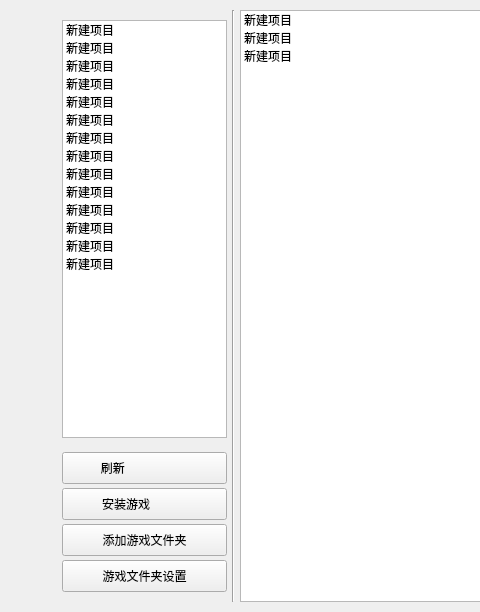
The window that UI/MainWindow/MainWindow.ui (SkyWorldStudio/Minecraft-Optimal-Starter_3) describes before a commit, drawn with Qt 5; both pictures show x 0 to 480 and y 0 to 612 of the 1168 by 612 pixel window.
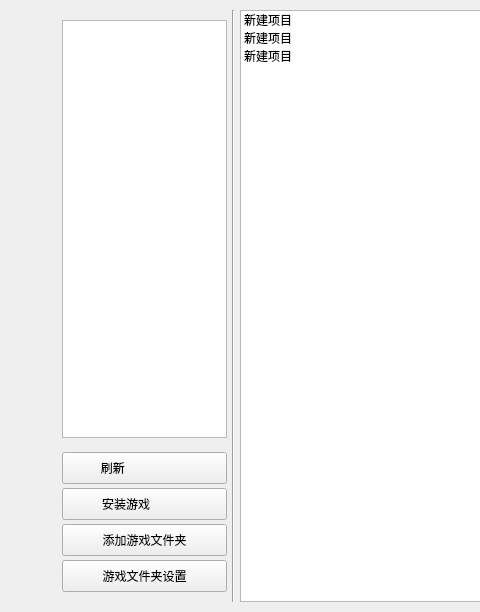
The same window after the commit. The open tabs and pages were chosen to show the change. Icons and pictures are not drawn. Custom widgets are drawn as their Qt base class.

Diff of the .ui file:
```diff
--- a/UI/MainWindow/MainWindow.ui
+++ b/UI/MainWindow/MainWindow.ui
@@ -1257,77 +1257,73 @@
                        <number>10</number>
                       </property>
                       <item>
+                       <widget class="QStackedWidget" name="stackedWidget_page_home_game_left">
+                        <property name="currentIndex">
+                         <number>0</number>
+                        </property>
+                        <widget class="QWidget" name="page_page_home_game_left_1">
+                         <layout class="QHBoxLayout" name="horizontalLayout_11">
+                          <property name="spacing">
+                           <number>0</number>
+                          </property>
+                          <property name="leftMargin">
+                           <number>0</number>
+                          </property>
+                          <property name="topMargin">
+                           <number>0</number>
+                          </property>
+                          <property name="rightMargin">
+                           <number>0</number>
+                          </property>
+                          <property name="bottomMargin">
+                           <number>0</number>
+                          </property>
+                          <item>
                        <widget class="QListWidget" name="listWidget_page_home_game_left">
-                        <item>
-                         <property name="text">
-                          <string>新建项目</string>
-                         </property>
-                        </item>
+                            <property name="iconSize">
+                             <size>
+                              <width>24</width>
+                              <height>24</height>
+                             </size>
+                            </property>
+                           </widget>
+                          </item>
+                         </layout>
+                        </widget>
+                        <widget class="QWidget" name="page_page_home_game_left_2">
+                         <layout class="QHBoxLayout" name="horizontalLayout_12">
                         <item>
+                           <widget class="QLabel" name="label_page_home_game_left_none">
                          <property name="text">
-                          <string>新建项目</string>
-                         </property>
-                        </item>
-                        <item>
-                         <property name="text">
-                          <string>新建项目</string>
-                         </property>
-                        </item>
-                        <item>
-                         <property name="text">
-                          <string>新建项目</string>
-                         </property>
-                        </item>
+                             <string>&lt;html&gt;&lt;head/&gt;&lt;body&gt;&lt;p&gt;您没有添加任何游戏文件夹。&lt;/p&gt;&lt;p style='line-height:22px'&gt;您可以点击“添加游戏文件夹”按钮来进行添加&lt;/p&gt;&lt;/body&gt;&lt;/html&gt;</string>
+                            </property>
+                            <property name="alignment">
+                             <set>Qt::AlignCenter</set>
+                            </property>
+                            <property name="wordWrap">
+                             <bool>true</bool>
+                            </property>
+                           </widget>
+                          </item>
+                         </layout>
+                        </widget>
+                        <widget class="QWidget" name="page_page_home_game_left_3">
+                         <layout class="QHBoxLayout" name="horizontalLayout_13">
                         <item>
+                           <widget class="QLabel" name="label_page_home_game_left_none_loading">
                          <property name="text">
-                          <string>新建项目</string>
-                         </property>
-                        </item>
-                        <item>
-                         <property name="text">
-                          <string>新建项目</string>
-                         </property>
-                        </item>
-                        <item>
-                         <property name="text">
-                          <string>新建项目</string>
-                         </property>
-                        </item>
-                        <item>
-                         <property name="text">
-                          <string>新建项目</string>
-                         </property>
-                        </item>
-                        <item>
-                         <property name="text">
-                          <string>新建项目</string>
-                         </property>
-                        </item>
-                        <item>
-                         <property name="text">
-                          <string>新建项目</string>
-                         </property>
-                        </item>
-                        <item>
-                         <property name="text">
-                          <string>新建项目</string>
-                         </property>
-                        </item>
-                        <item>
-                         <property name="text">
-                          <string>新建项目</string>
-                         </property>
-                        </item>
-                        <item>
-                         <property name="text">
-                          <string>新建项目</string>
-                         </property>
-                        </item>
-                        <item>
-                         <property name="text">
-                          <string>新建项目</string>
-                         </property>
-                        </item>
+                             <string/>
+                            </property>
+                            <property name="pixmap">
+                             <pixmap resource="img.qrc">:/Gif/images/Gif/Loaging.gif</pixmap>
+                            </property>
+                            <property name="alignment">
+                             <set>Qt::AlignCenter</set>
+                            </property>
+                           </widget>
+                          </item>
+                         </layout>
+                        </widget>
                        </widget>
                       </item>
                       <item>
@@ -1808,8 +1804,8 @@
                    <rect>
                     <x>0</x>
                     <y>0</y>
-                    <width>1119</width>
-                    <height>612</height>
+                    <width>380</width>
+                    <height>336</height>
                    </rect>
                   </property>
                   <layout class="QVBoxLayout" name="verticalLayout_2">
```
Lines whose indentation alone changed are shown as unchanged.
